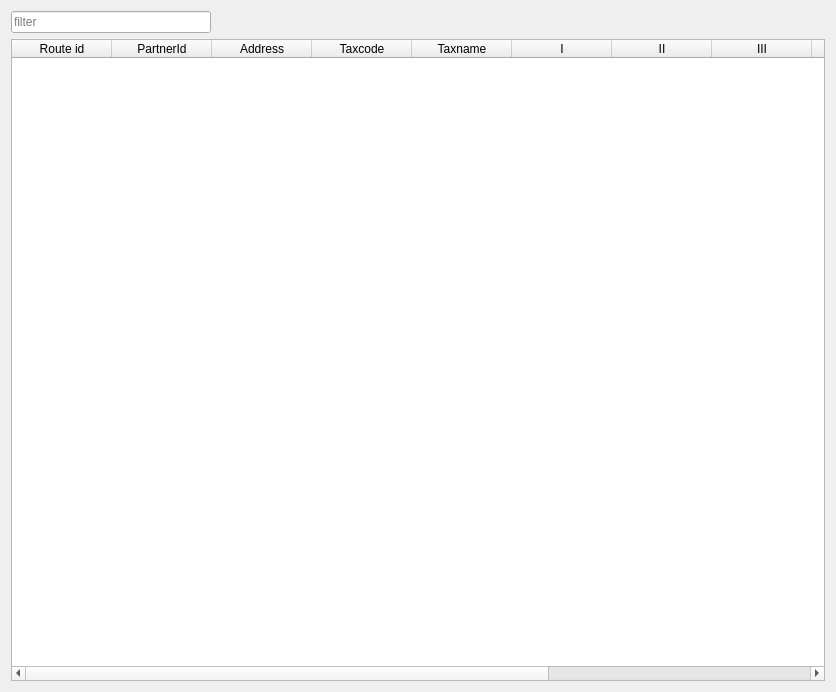
End1-1/Cafe5, file Forms/c5route.ui: the form before one commit.
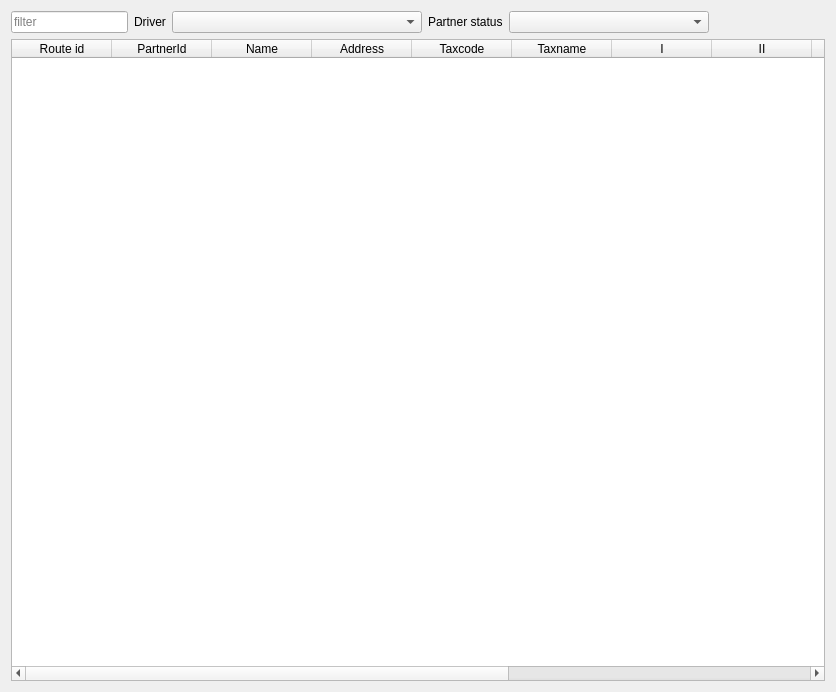
The form after the commit. Custom widgets are drawn as their Qt base class.

```diff
--- a/Forms/c5route.ui
+++ b/Forms/c5route.ui
@@ -45,6 +45,40 @@
         </property>
        </widget>
       </item>
+      <item>
+       <widget class="QLabel" name="label_2">
+        <property name="text">
+         <string>Driver</string>
+        </property>
+       </widget>
+      </item>
+      <item>
+       <widget class="C5ComboBox" name="cbDriver">
+        <property name="minimumSize">
+         <size>
+          <width>250</width>
+          <height>0</height>
+         </size>
+        </property>
+       </widget>
+      </item>
+      <item>
+       <widget class="QLabel" name="label">
+        <property name="text">
+         <string>Partner status</string>
+        </property>
+       </widget>
+      </item>
+      <item>
+       <widget class="C5ComboBox" name="cbPartnerStatus">
+        <property name="minimumSize">
+         <size>
+          <width>200</width>
+          <height>0</height>
+         </size>
+        </property>
+       </widget>
+      </item>
       <item>
        <spacer name="horizontalSpacer">
         <property name="orientation">
@@ -76,6 +110,11 @@
        <string>PartnerId</string>
       </property>
      </column>
+     <column>
+      <property name="text">
+       <string>Name</string>
+      </property>
+     </column>
      <column>
       <property name="text">
        <string>Address</string>
@@ -131,16 +170,21 @@
   </layout>
  </widget>
  <customwidgets>
-  <customwidget>
-   <class>C5LineEdit</class>
-   <extends>QLineEdit</extends>
-   <header location="global">c5lineedit.h</header>
-  </customwidget>
   <customwidget>
    <class>C5TableWidget</class>
    <extends>QTableWidget</extends>
    <header location="global">c5tablewidget.h</header>
   </customwidget>
+  <customwidget>
+   <class>C5LineEdit</class>
+   <extends>QLineEdit</extends>
+   <header location="global">c5lineedit.h</header>
+  </customwidget>
+  <customwidget>
+   <class>C5ComboBox</class>
+   <extends>QComboBox</extends>
+   <header location="global">c5combobox.h</header>
+  </customwidget>
  </customwidgets>
  <resources/>
  <connections/>
```
Left out of the diff: 12 changed lines with no effect on the pictures.
